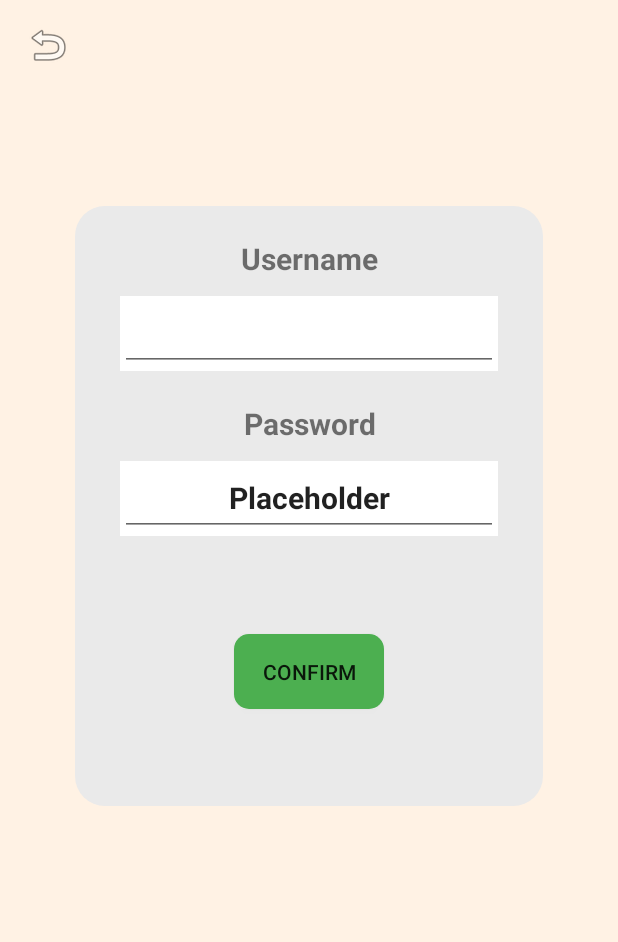
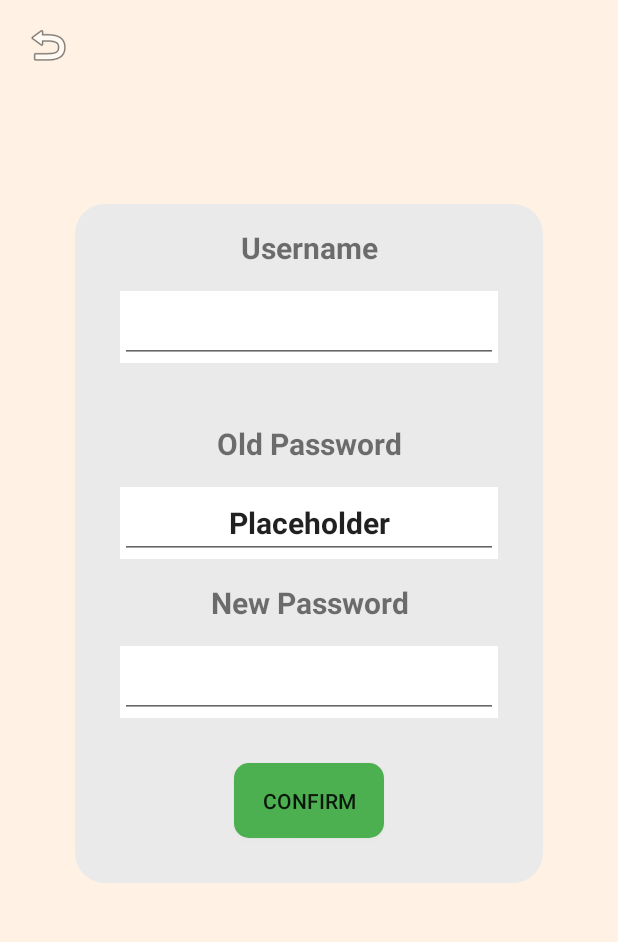
Before and after one commit to SeanCaoile/MobDeve, an Android app: the fragment EditFragment placed in its activity, on a phone screen of 412 x 824 dp, the part 90-1032 px from its top. Run offline under Robolectric (Android 15) with nearby library versions, the phone set to English and light mode, and no system bars.

Commit message:
Design Fixes

```diff
--- a/app/src/main/res/layout/dish_item.xml
+++ b/app/src/main/res/layout/dish_item.xml
@@ -23,7 +23,10 @@
             android:layout_width="match_parent"
             android:layout_height="wrap_content"
             android:text="Sample Name"
-            android:background="#E7C4A1"/>
+            android:textSize="16sp"
+            android:textStyle="bold"
+            android:layout_gravity="bottom"
+            android:background="@color/lightYellow"/>
     </androidx.cardview.widget.CardView>
 
 </LinearLayout>
--- a/app/src/main/res/layout/favdish_item.xml
+++ b/app/src/main/res/layout/favdish_item.xml
@@ -23,8 +23,10 @@
             android:layout_width="match_parent"
             android:layout_height="wrap_content"
             android:layout_alignParentBottom="true"
-            android:background="#E7C4A1"
+            android:background="@color/lightYellow"
             android:text="Sample Name"
+            android:textSize="16sp"
+            android:layout_gravity="bottom"
             android:textStyle="bold" />
 
     </androidx.cardview.widget.CardView>
--- a/app/src/main/res/layout/fragment_edit.xml
+++ b/app/src/main/res/layout/fragment_edit.xml
@@ -40,35 +40,42 @@
 
            <androidx.constraintlayout.widget.ConstraintLayout
                android:layout_width="match_parent"
-               android:layout_height="400dp"
+               android:layout_height="wrap_content"
+               android:layout_marginTop="50dp"
                android:layout_marginBottom="150dp"
-               android:layout_marginRight="50dp"
-               android:layout_marginLeft="50dp"
+               android:layout_marginHorizontal="50dp"
                android:background="@drawable/oval_background"
                app:layout_constraintTop_toTopOf="parent"
+               app:layout_constraintLeft_toLeftOf="parent"
+               app:layout_constraintRight_toRightOf="parent"
                app:layout_constraintBottom_toBottomOf="parent">
                <TextView
                    android:id="@+id/usernameTitle"
                    android:layout_width="match_parent"
-                   android:layout_height="50dp"
+                   android:layout_height="wrap_content"
                    android:text="Username"
                    android:textSize="20sp"
                    android:textStyle="bold"
                    android:gravity="center"
-                   android:layout_marginTop="10dp"
+                   android:layout_marginVertical="15dp"
+                   app:layout_constraintRight_toRightOf="parent"
+                   app:layout_constraintLeft_toLeftOf="parent"
                    app:layout_constraintTop_toTopOf="parent"/>
                <LinearLayout
                    android:id="@+id/usernameLL"
                    android:layout_width="match_parent"
-                   android:layout_height="50dp"
-                   android:layout_marginLeft="30dp"
-                   android:layout_marginRight="30dp"
+                   android:layout_height="wrap_content"
+                   android:layout_marginHorizontal="30dp"
+                   android:layout_marginTop="15dp"
+                   android:layout_marginBottom="20dp"
                    android:background="@color/white"
+                   app:layout_constraintLeft_toLeftOf="parent"
+                   app:layout_constraintRight_toRightOf="parent"
                    app:layout_constraintTop_toBottomOf="@+id/usernameTitle">
                    <EditText
                        android:id="@+id/usernameEdit"
                        android:layout_width="match_parent"
-                       android:layout_height="50dp"
+                       android:layout_height="wrap_content"
                        android:text="Placeholder"
                        android:textSize="20sp"
                        android:textStyle="bold"
@@ -76,33 +83,70 @@
                </LinearLayout>
 
                <TextView
-                   android:id="@+id/pwTitle"
+                   android:id="@+id/oldpwTitle"
                    android:layout_width="match_parent"
-                   android:layout_height="50dp"
-                   android:text="Password"
+                   android:layout_height="wrap_content"
+                   android:text="Old Password"
                    android:textSize="20sp"
                    android:textStyle="bold"
                    android:gravity="center"
-                   android:layout_marginTop="10dp"
+                   android:layout_marginTop="40dp"
+                   app:layout_constraintLeft_toLeftOf="parent"
+                   app:layout_constraintRight_toRightOf="parent"
                    app:layout_constraintTop_toBottomOf="@id/usernameLL"/>
 
                <LinearLayout
-                   android:id="@+id/pwLL"
+                   android:id="@+id/oldpwLL"
                    android:layout_width="match_parent"
-                   android:layout_height="50dp"
-                   android:layout_marginLeft="30dp"
-                   android:layout_marginRight="30dp"
+                   android:layout_height="wrap_content"
+                   android:layout_marginHorizontal="30dp"
+                   android:layout_marginTop="15dp"
                    android:background="@color/white"
-                   app:layout_constraintTop_toBottomOf="@id/pwTitle">
+                   app:layout_constraintLeft_toLeftOf="parent"
+                   app:layout_constraintRight_toRightOf="parent"
+                   app:layout_constraintTop_toBottomOf="@id/oldpwTitle">
                    <EditText
-                       android:id="@+id/pwEdit"
+                       android:id="@+id/oldpwEdit"
                        android:layout_width="match_parent"
-                       android:layout_height="50dp"
+                       android:layout_height="wrap_content"
                        android:text="Placeholder"
                        android:textSize="20sp"
                        android:textStyle="bold"
                        android:gravity="center"
-                       app:layout_constraintTop_toBottomOf="@+id/pwTitle"/>
+                       app:layout_constraintTop_toBottomOf="@+id/oldpwTitle"/>
+               </LinearLayout>
+
+               <TextView
+                   android:id="@+id/newpwTitle"
+                   android:layout_width="match_parent"
+                   android:layout_height="wrap_content"
+                   android:text="New Password"
+                   android:textSize="20sp"
+                   android:textStyle="bold"
+                   android:gravity="center"
+                   android:layout_marginVertical="15dp"
+                   app:layout_constraintRight_toRightOf="parent"
+                   app:layout_constraintLeft_toLeftOf="parent"
+                   app:layout_constraintTop_toBottomOf="@id/oldpwLL"/>
+
+               <LinearLayout
+                   android:id="@+id/newpwLL"
+                   android:layout_width="match_parent"
+                   android:layout_height="wrap_content"
+                   android:layout_marginHorizontal="30dp"
+                   android:layout_marginVertical="15dp"
+                   android:background="@color/white"
+                   app:layout_constraintRight_toRightOf="parent"
+                   app:layout_constraintLeft_toLeftOf="parent"
+                   app:layout_constraintTop_toBottomOf="@id/newpwTitle">
+                   <EditText
+                       android:id="@+id/newpwEdit"
+                       android:layout_width="match_parent"
+                       android:layout_height="wrap_content"
+                       android:textSize="20sp"
+                       android:textStyle="bold"
+                       android:gravity="center"
+                       app:layout_constraintTop_toBottomOf="@+id/newpwTitle"/>
                </LinearLayout>
 
                <Button
@@ -110,8 +154,9 @@
                    android:layout_width="100dp"
                    android:layout_height="50dp"
                    android:text="Confirm"
+                   android:layout_marginVertical="30dp"
                    android:background="@drawable/confirm_oval_bg"
-                   app:layout_constraintTop_toBottomOf="@id/pwLL"
+                   app:layout_constraintTop_toBottomOf="@id/newpwLL"
                    app:layout_constraintStart_toStartOf="parent"
                    app:layout_constraintEnd_toEndOf="parent"
                    app:layout_constraintBottom_toBottomOf="parent"/>
--- a/app/src/main/res/layout/fragment_recipes.xml
+++ b/app/src/main/res/layout/fragment_recipes.xml
@@ -77,9 +77,10 @@
 
         <androidx.recyclerview.widget.RecyclerView
             android:id="@+id/recipeListRV"
-            android:layout_width="409dp"
+            android:layout_width="match_parent"
             android:layout_height="0dp"
-            android:layout_marginTop="1dp"
+            android:layout_marginTop="8dp"
+            android:layout_marginHorizontal="16dp"
             app:layout_constraintBottom_toBottomOf="parent"
             app:layout_constraintEnd_toEndOf="parent"
             app:layout_constraintStart_toStartOf="parent"
```
Also changed, not shown: app/src/main/java/com/mobdeve/s13/caoile/sean/mc0/DataGenerator.kt (+5 -6 lines), app/src/main/res/layout/activity_recipe.xml (+18 -12 lines), app/src/main/res/layout/activity_user_page.xml (+7 -4 lines), app/src/main/res/layout/fragment_home.xml (+7 -3 lines).
